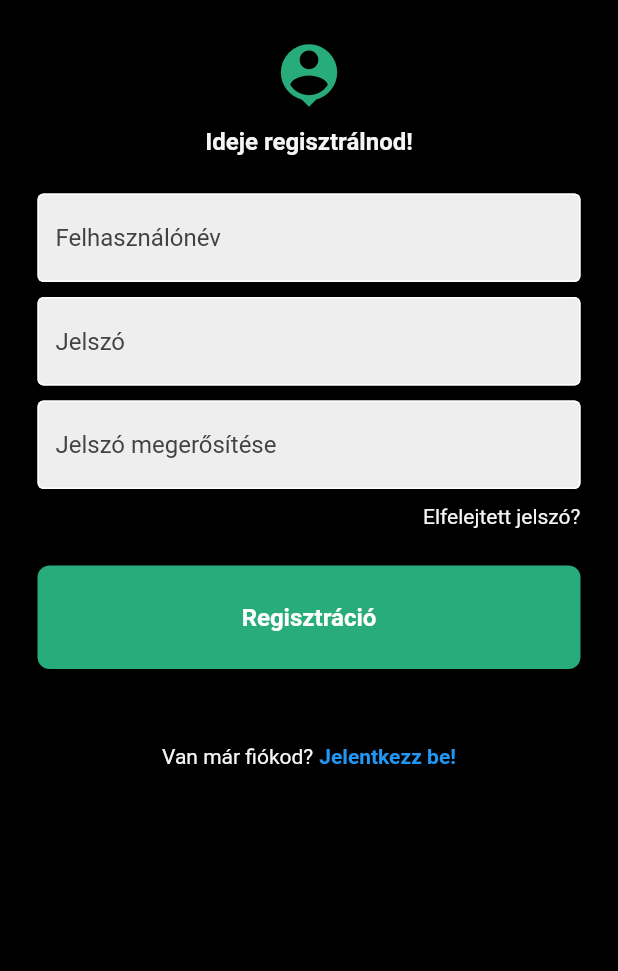
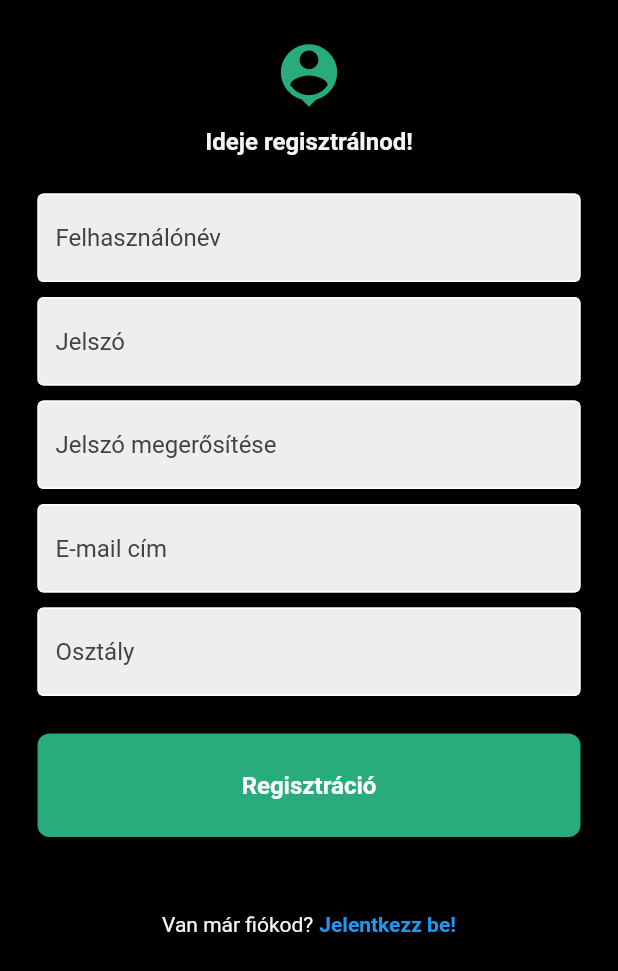
Before and after one commit to Preisler25/petrik, a Flutter app: the RegisterForm screen opened directly with empty values, on a phone screen of 412 x 824 dp. Shown: the top 971 px of the screen. Run offline on Flutter 3.47's test engine with Material 2 defaults, Android fonts, the light colour scheme and no system bars.

Commit message:
main reg

```diff
--- a/lib/pages/loginORregister.dart
+++ b/lib/pages/loginORregister.dart
@@ -1,7 +1,4 @@
 import 'package:flutter/material.dart';
-
-import '../util/serverFunc.dart';
-import '../util/serverMessage.dart';
 import 'loginPage.dart';
 import 'registerPage.dart';
 
--- a/lib/pages/registerPage.dart
+++ b/lib/pages/registerPage.dart
@@ -1,6 +1,13 @@
 import 'package:flutter/material.dart';
 import 'package:petrik/components/button.dart';
 import 'package:petrik/components/textfield.dart';
+import 'package:petrik/util/serverObj.dart';
+
+import '../components/dialog.dart';
+import '../user/profile.dart';
+import '../util/serverFunc.dart';
+import '../util/serverMessage.dart';
+import 'mainPage.dart';
 
 //   /\_/\
 //  ( o o )
@@ -19,11 +26,17 @@ class _RegisterFormState extends State<RegisterForm> {
   //controllerek
   final usernameController = TextEditingController();
   final passwordController = TextEditingController();
+  final password2Controller = TextEditingController();
+  final emailController = TextEditingController();
+  final osztalyController = TextEditingController();
 
   // sign up funkció
-  /* void signUserUp(BuildContext context) async {
+  void signUserUp(BuildContext context) async {
     String name = usernameController.text.trim();
     String password = passwordController.text.trim();
+    String password2 = password2Controller.text.trim();
+    String email = emailController.text.trim();
+    String osztaly = osztalyController.text.trim();
 
     // Check if username is valid (not empty and the no special characters)
     /*   if (name.isEmpty || !name.contains(RegExp(r'^[a-zA-Z0-9]+$'))) {
@@ -74,7 +87,12 @@ class _RegisterFormState extends State<RegisterForm> {
 
     //Máté a regUser az nem status hanem message ==> petrik/lib/util/user.dart  ugyan ugy van a message nek is status paramétere message.status, de egyedül a loginnél küldünk vissza status status amit lehet most fixelek mert ezt igy le írva érzem hogy szar <3
 
-    Status status = await regUser(name, password);
+    ServerValidation status = await regUser(
+      name,
+      password,
+      email,
+      osztaly,
+    );
     setState(() {
       isLoading = false;
     });
@@ -100,7 +118,7 @@ class _RegisterFormState extends State<RegisterForm> {
         ),
       );
     }
-  } */
+  }
 
   bool isLoading = false;
 
@@ -150,23 +168,21 @@ class _RegisterFormState extends State<RegisterForm> {
                     const SizedBox(height: 10),
                     //confirm password textfield
                     A_TextField(
-                      controller: passwordController,
+                      controller: password2Controller,
                       hintText: 'Jelszó megerősítése',
                       obscureText: true,
                     ),
                     const SizedBox(height: 10),
-                    // forgot password?
-                    Padding(
-                      padding: const EdgeInsets.symmetric(horizontal: 25.0),
-                      child: Row(
-                        mainAxisAlignment: MainAxisAlignment.end,
-                        children: [
-                          Text(
-                            'Elfelejtett jelszó?',
-                            style: TextStyle(color: Colors.grey[100]),
-                          ),
-                        ],
-                      ),
+                    A_TextField(
+                      controller: emailController,
+                      hintText: 'E-mail cím',
+                      obscureText: false,
+                    ),
+                    const SizedBox(height: 10),
+                    A_TextField(
+                      controller: osztalyController,
+                      hintText: 'Osztály',
+                      obscureText: false,
                     ),
                     const SizedBox(height: 25),
                     // sign in button
--- a/lib/util/serverFunc.dart
+++ b/lib/util/serverFunc.dart
@@ -59,7 +59,7 @@ Future<Message> joinIksz(User user, String title) async {
   }
 }
 
-Future<Message> regUser(
+Future<ServerValidation> regUser(
     String name, String password, String email, String osztaly) async {
   final response = await http.get(Uri.parse(
       '${AppConstants.API_REG}?name=$name&password=$password&email=$email&osztaly=$osztaly'));
@@ -68,7 +68,7 @@ Future<Message> regUser(
     // If the server did return a 200 OK response,
     // then parse the JSON.
     debugPrint(response.body);
-    return Message.fromJson(jsonDecode(response.body));
+    return ServerValidation.fromJson(jsonDecode(response.body));
   } else if (response.statusCode == 409) {
     // If the server did not return a 200 OK response,
     // then throw an exception.
```
